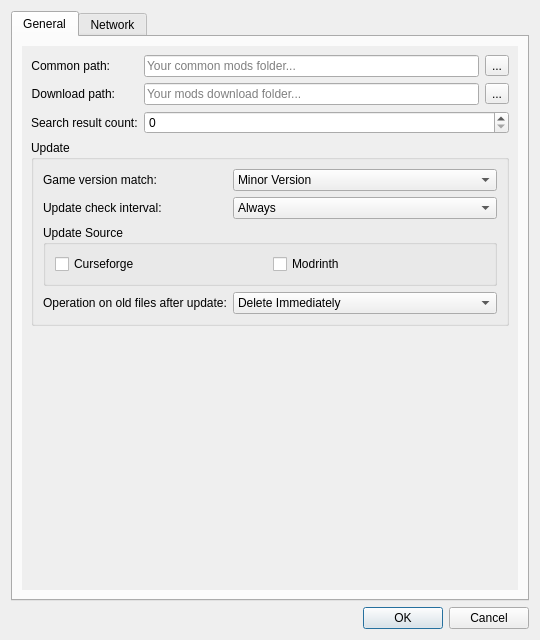
First picture: the form in src/ui/preferences.ui, repository kaniol-lck/modmanager, before the edit.
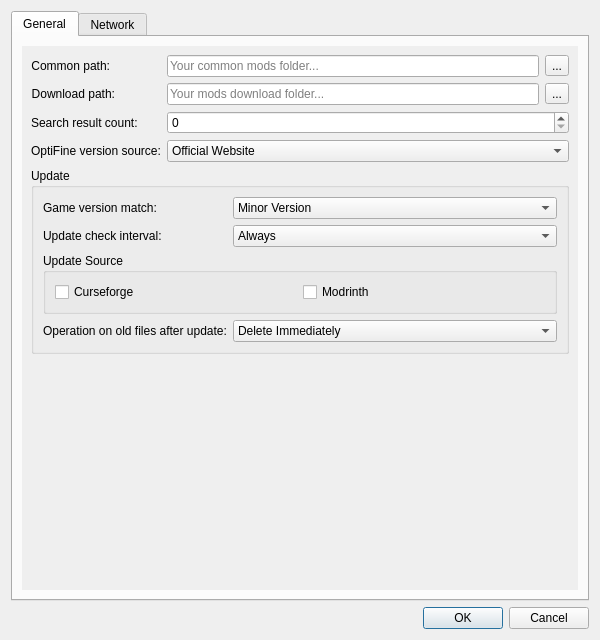
Second picture: the form after the edit.

The edit to the form file:
```diff
--- a/src/ui/preferences.ui
+++ b/src/ui/preferences.ui
@@ -6,7 +6,7 @@
    <rect>
     <x>0</x>
     <y>0</y>
-    <width>540</width>
+    <width>600</width>
     <height>640</height>
    </rect>
   </property>
@@ -53,8 +53,8 @@
            <rect>
             <x>0</x>
             <y>0</y>
-            <width>534</width>
-            <height>511</height>
+            <width>547</width>
+            <height>528</height>
            </rect>
           </property>
           <layout class="QVBoxLayout" name="verticalLayout">
@@ -150,6 +150,27 @@
              <item row="2" column="1">
               <widget class="QSpinBox" name="searchResultCount"/>
              </item>
+             <item row="3" column="0">
+              <widget class="QLabel" name="label_11">
+               <property name="text">
+                <string>OptiFine version source:</string>
+               </property>
+              </widget>
+             </item>
+             <item row="3" column="1">
+              <widget class="QComboBox" name="optifineVersionSource">
+               <item>
+                <property name="text">
+                 <string>Official Website</string>
+                </property>
+               </item>
+               <item>
+                <property name="text">
+                 <string>BMCLAPI</string>
+                </property>
+               </item>
+              </widget>
+             </item>
             </layout>
            </item>
            <item>
```
